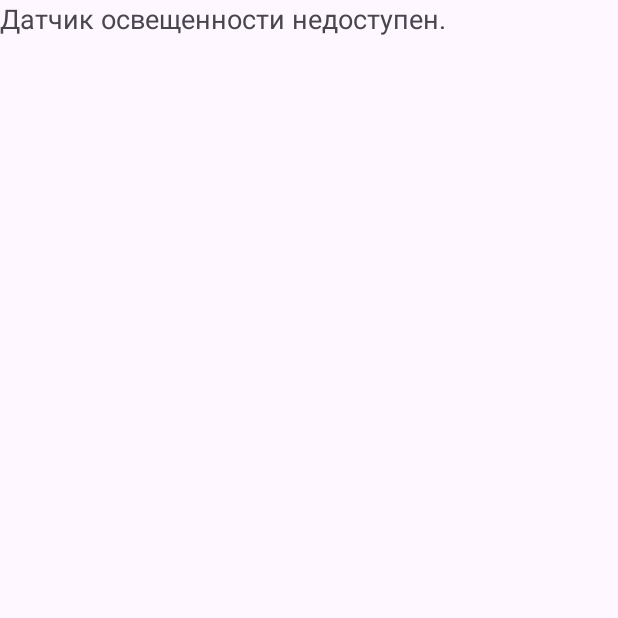
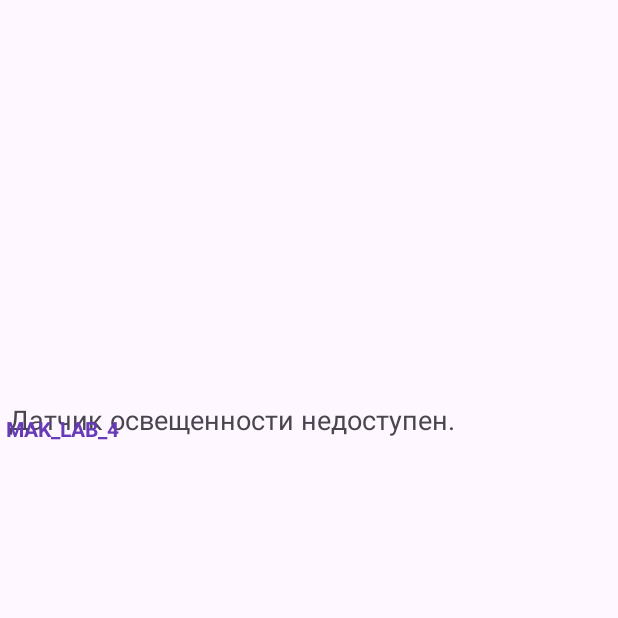
Before and after one commit to SnezhG/mak_lab_4, an Android app: the BrightnessActivity screen opened directly, with no data from a screen before it, on a phone screen of 412 x 824 dp, the top half of it. Run offline under Robolectric (Android 15) with nearby library versions, the phone set to English and light mode, and no system bars.

Commit message:
Добавление подписи автора

```diff
--- a/app/src/main/res/layout/activity_brightness.xml
+++ b/app/src/main/res/layout/activity_brightness.xml
@@ -1,12 +1,33 @@
 <?xml version="1.0" encoding="utf-8"?>
 <androidx.constraintlayout.widget.ConstraintLayout xmlns:android="http://schemas.android.com/apk/res/android"
-             android:layout_width="match_parent"
-             android:layout_height="match_parent">
+    xmlns:app="http://schemas.android.com/apk/res-auto"
+    xmlns:tools="http://schemas.android.com/tools"
+    android:layout_width="match_parent"
+    android:layout_height="match_parent">
+
     <TextView
         android:id="@+id/tvBrightnessLevel"
         android:layout_width="wrap_content"
         android:layout_height="wrap_content"
+        android:layout_centerHorizontal="true"
+        android:layout_marginStart="6dp"
+        android:layout_marginTop="267dp"
         android:text="Яркость: 0"
         android:textSize="18sp"
-        android:layout_centerHorizontal="true" />
+        app:layout_constraintStart_toStartOf="parent"
+        app:layout_constraintTop_toTopOf="parent"
+        tools:ignore="MissingConstraints" />
+
+    <TextView
+        android:id="@+id/textView"
+        android:layout_width="wrap_content"
+        android:layout_height="wrap_content"
+        android:layout_marginStart="4dp"
+        android:layout_marginTop="276dp"
+        android:text="@string/mak"
+        android:textAllCaps="true"
+        android:textColor="#673AB7"
+        android:textStyle="bold"
+        app:layout_constraintStart_toStartOf="parent"
+        app:layout_constraintTop_toTopOf="parent" />
 </androidx.constraintlayout.widget.ConstraintLayout>
--- a/app/src/main/res/values/strings.xml
+++ b/app/src/main/res/values/strings.xml
@@ -12,4 +12,5 @@
     <string name="z_a">za</string>
     <string name="brightness">Яркость</string>
     <string name="compass">Компасс</string>
+    <string name="mak">mak_lab_4</string>
 </resources>
```
Also changed, not shown: app/src/main/res/layout/activity_compass.xml (+13 -0 lines).
